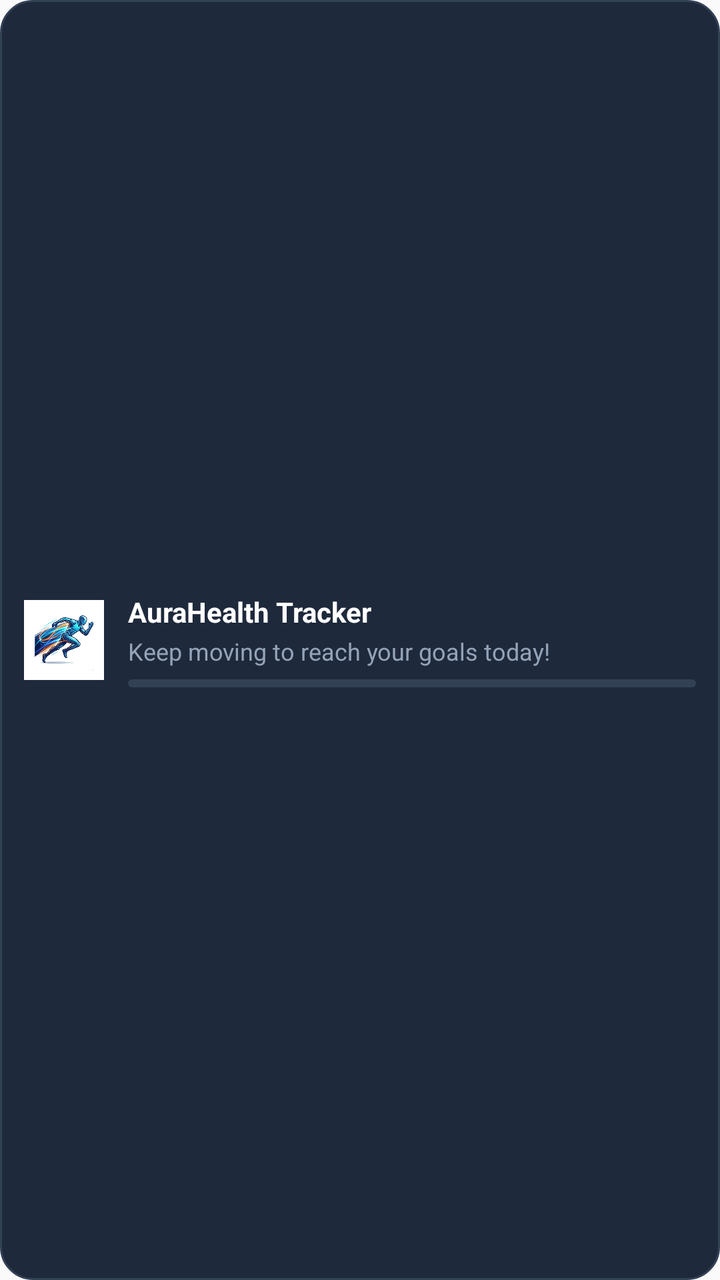
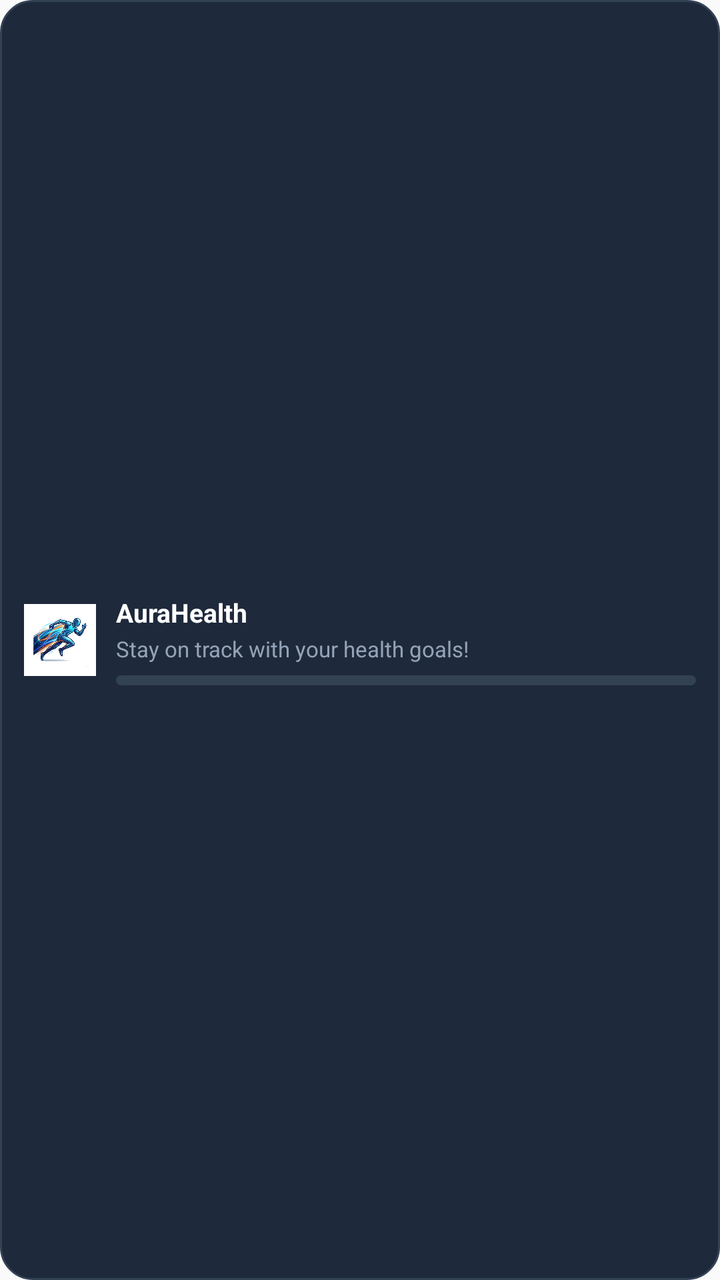

Compare the two renders of this Android layout. The source of the first and the diff that turns it into the second are given below.
<!-- AndroidManifest.xml: application theme Theme.AIFitnessTracker -->
<!-- res/layout/custom_notification_collapsed.xml -->
<?xml version="1.0" encoding="utf-8"?>
<RelativeLayout xmlns:android="http://schemas.android.com/apk/res/android"
    android:layout_width="match_parent"
    android:layout_height="wrap_content"
    android:background="@drawable/bg_notification_card"
    android:padding="12dp">

    <ImageView
        android:id="@+id/notification_icon"
        android:layout_width="40dp"
        android:layout_height="40dp"
        android:layout_alignParentLeft="true"
        android:layout_centerVertical="true"
        android:src="@drawable/app_logo" />

    <LinearLayout
        android:layout_width="match_parent"
        android:layout_height="wrap_content"
        android:layout_toRightOf="@id/notification_icon"
        android:layout_centerVertical="true"
        android:layout_marginLeft="12dp"
        android:orientation="vertical">

        <TextView
            android:id="@+id/notification_title"
            android:layout_width="wrap_content"
            android:layout_height="wrap_content"
            android:text="AuraHealth Tracker"
            android:textColor="#FFFFFF"
            android:textSize="14sp"
            android:textStyle="bold"
            android:maxLines="1"
            android:ellipsize="end" />

        <TextView
            android:id="@+id/notification_message"
            android:layout_width="wrap_content"
            android:layout_height="wrap_content"
            android:text="Keep moving to reach your goals today!"
            android:textColor="#94A3B8"
            android:textSize="12sp"
            android:maxLines="1"
            android:ellipsize="end"
            android:layout_marginTop="2dp" />

        <ProgressBar
            android:id="@+id/notification_progress"
            style="?android:attr/progressBarStyleHorizontal"
            android:layout_width="match_parent"
            android:layout_height="4dp"
            android:layout_marginTop="6dp"
            android:progressDrawable="@drawable/custom_notification_progressbar"
            android:max="100"
            android:progress="0" />

    </LinearLayout>
</RelativeLayout>
<!-- resources referenced by this layout -->
<resources>
  <!-- drawable app_logo: png bitmap (drawable, 173197 bytes) -->
  <!-- drawable bg_notification_card (drawable) -->
  <?xml version="1.0" encoding="utf-8"?>
  <shape xmlns:android="http://schemas.android.com/apk/res/android"
      android:shape="rectangle">
      <solid android:color="#1E293B" />
      <stroke
          android:width="1dp"
          android:color="#334155" />
      <corners android:radius="16dp" />
  </shape>
  <!-- drawable custom_notification_progressbar (drawable) -->
  <?xml version="1.0" encoding="utf-8"?>
  <layer-list xmlns:android="http://schemas.android.com/apk/res/android">
      
      <item android:id="@android:id/background">
          <shape>
              <corners android:radius="4dp" />
              <solid android:color="#334155" />
          </shape>
      </item>
      
      <item android:id="@android:id/progress">
          <clip>
              <shape>
                  <corners android:radius="4dp" />
                  <solid android:color="#9FA8DA" />
              </shape>
          </clip>
      </item>
  </layer-list>
  <style name="Theme.AIFitnessTracker" parent="android:Theme.Material.Light.NoActionBar" />
</resources>

<!-- the commit's change to res/layout/custom_notification_collapsed.xml (unified diff, before → after) -->
@@ -3,55 +3,65 @@
     android:layout_width="match_parent"
     android:layout_height="wrap_content"
     android:background="@drawable/bg_notification_card"
-    android:padding="12dp">
+    android:paddingLeft="12dp"
+    android:paddingRight="12dp"
+    android:paddingTop="10dp"
+    android:paddingBottom="10dp">
 
+    
     <ImageView
         android:id="@+id/notification_icon"
-        android:layout_width="40dp"
-        android:layout_height="40dp"
-        android:layout_alignParentLeft="true"
+        android:layout_width="36dp"
+        android:layout_height="36dp"
+        android:layout_alignParentStart="true"
         android:layout_centerVertical="true"
-        android:src="@drawable/app_logo" />
+        android:src="@drawable/app_logo"
+        android:scaleType="centerCrop" />
 
+    
     <LinearLayout
         android:layout_width="match_parent"
         android:layout_height="wrap_content"
-        android:layout_toRightOf="@id/notification_icon"
+        android:layout_toEndOf="@id/notification_icon"
         android:layout_centerVertical="true"
-        android:layout_marginLeft="12dp"
+        android:layout_marginStart="10dp"
         android:orientation="vertical">
 
+        
         <TextView
             android:id="@+id/notification_title"
             android:layout_width="wrap_content"
             android:layout_height="wrap_content"
-            android:text="AuraHealth Tracker"
+            android:text="AuraHealth"
             android:textColor="#FFFFFF"
-            android:textSize="14sp"
+            android:textSize="13sp"
             android:textStyle="bold"
             android:maxLines="1"
             android:ellipsize="end" />
 
+        
         <TextView
             android:id="@+id/notification_message"
             android:layout_width="wrap_content"
             android:layout_height="wrap_content"
-            android:text="Keep moving to reach your goals today!"
+            android:text="Stay on track with your health goals!"
             android:textColor="#94A3B8"
-            android:textSize="12sp"
+            android:textSize="11sp"
             android:maxLines="1"
             android:ellipsize="end"
             android:layout_marginTop="2dp" />
 
+        
         <ProgressBar
             android:id="@+id/notification_progress"
             style="?android:attr/progressBarStyleHorizontal"
             android:layout_width="match_parent"
-            android:layout_height="4dp"
+            android:layout_height="5dp"
             android:layout_marginTop="6dp"
             android:progressDrawable="@drawable/custom_notification_progressbar"
             android:max="100"
             android:progress="0" />
 
     </LinearLayout>
+
 </RelativeLayout>
